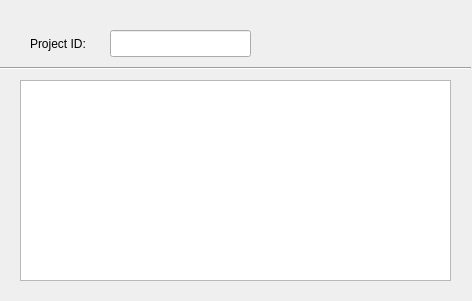
The window that d2/projectdesc.ui (forshakuras/3004) describes before a commit, drawn with Qt 5.
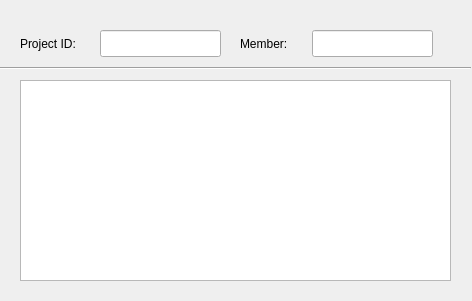
The same window after the commit.

What changed in the file:
```diff
--- a/d2/projectdesc.ui
+++ b/d2/projectdesc.ui
@@ -16,7 +16,7 @@
   <widget class="QLabel" name="label">
    <property name="geometry">
     <rect>
-     <x>30</x>
+     <x>20</x>
      <y>35</y>
      <width>71</width>
      <height>17</height>
@@ -50,13 +50,45 @@
    </property>
   </widget>
   <widget class="QLineEdit" name="lineEdit">
+   <property name="enabled">
+    <bool>true</bool>
+   </property>
    <property name="geometry">
     <rect>
-     <x>110</x>
+     <x>100</x>
      <y>30</y>
-     <width>141</width>
+     <width>121</width>
      <height>27</height>
     </rect>
+   </property>
+   <property name="readOnly">
+    <bool>true</bool>
+   </property>
+  </widget>
+  <widget class="QLabel" name="label_2">
+   <property name="geometry">
+    <rect>
+     <x>240</x>
+     <y>35</y>
+     <width>67</width>
+     <height>17</height>
+    </rect>
+   </property>
+   <property name="text">
+    <string>Member:</string>
+   </property>
+  </widget>
+  <widget class="QLineEdit" name="member">
+   <property name="geometry">
+    <rect>
+     <x>312</x>
+     <y>30</y>
+     <width>121</width>
+     <height>27</height>
+    </rect>
+   </property>
+   <property name="readOnly">
+    <bool>true</bool>
    </property>
   </widget>
  </widget>
```
